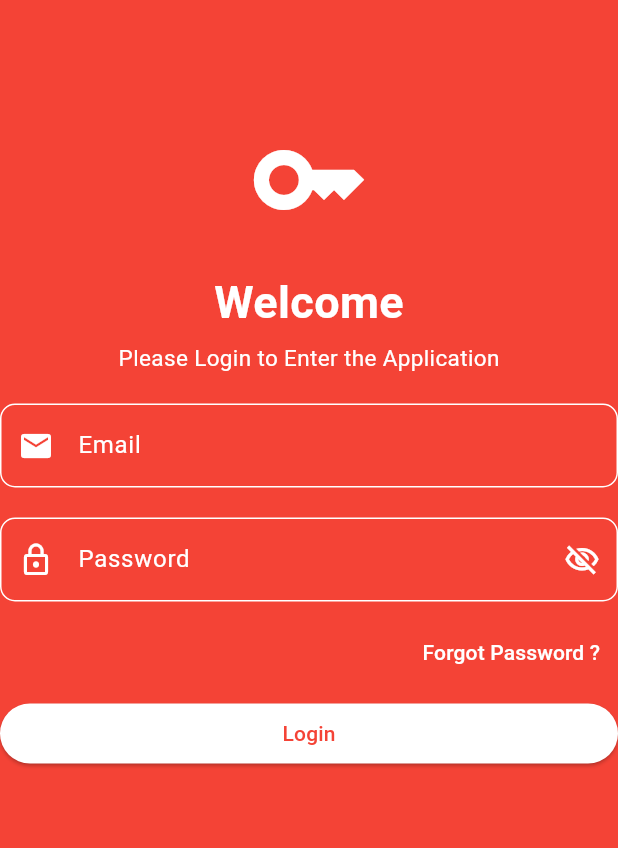
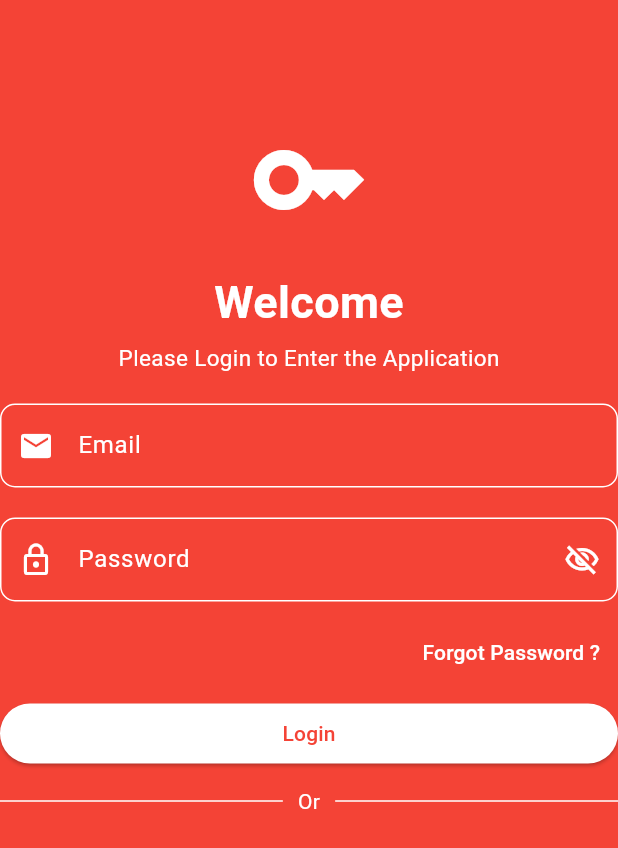
Before and after one commit to RIOKOWI/KB1179_1123150059_uts, a Flutter app: the Login screen opened directly, on a phone screen of 412 x 824 dp. Shown: the top 848 px of the screen. Run offline on Flutter 3.47's test engine with Material 3 defaults, Android fonts, the phone set to English and light mode, and no system bars.

Commit message:
buat row or

```diff
--- a/lib/login/login.dart
+++ b/lib/login/login.dart
@@ -145,6 +145,22 @@ class Login extends StatelessWidget {
                       ),
                     ),
                   ),
+                  SizedBox(height: 15,),
+                  Row(
+                    children: [
+                      Expanded(child: Divider(color: Colors.white,)),
+                      Padding(
+                        padding:
+                        EdgeInsets.symmetric(horizontal: 10),
+                        child: Text('Or',
+                        style: TextStyle(
+                          color: Colors.white
+                          ),
+                        ),
+                      ),
+                      Expanded(child: Divider(color: Colors.white,)),
+                    ],
+                  ),
                 ],
               ),
             ),
```
